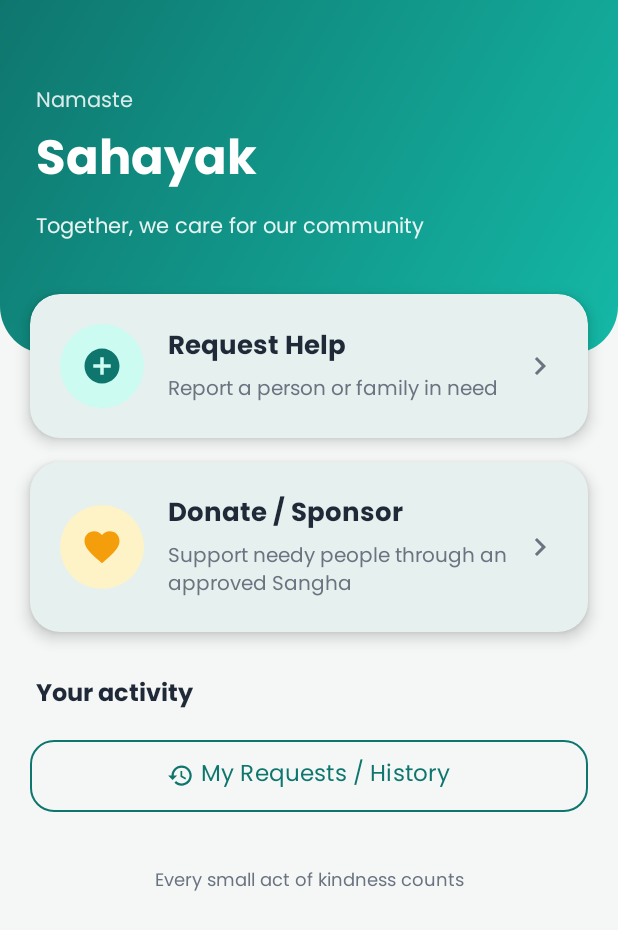
After one commit to Nidhikulal/Sahayak, an Android app: the layout activity_citizen_dashboard.xml on its own in the app's theme, with its tools: preview values and no code run, on a phone screen of 412 x 824 dp. The commit adds this screen. Shown: the top 930 px of the screen. Run offline under Robolectric (Android 15) with nearby library versions, the phone set to English and light mode, and no system bars.

Commit message:
Add green theme, Poppins font and styled citizen dashboard
added design theme

```diff
--- /dev/null
+++ b/android-app/app/src/main/res/drawable/bg_banner.xml
@@ -0,0 +1,11 @@
+<?xml version="1.0" encoding="utf-8"?>
+<shape xmlns:android="http://schemas.android.com/apk/res/android"
+    android:shape="rectangle">
+    <gradient
+        android:angle="315"
+        android:startColor="@color/sahayak_primary"
+        android:endColor="@color/sahayak_teal_bright"/>
+    <corners
+        android:bottomLeftRadius="32dp"
+        android:bottomRightRadius="32dp"/>
+</shape>
--- /dev/null
+++ b/android-app/app/src/main/res/drawable/bg_circle_accent_light.xml
@@ -0,0 +1,5 @@
+<?xml version="1.0" encoding="utf-8"?>
+<shape xmlns:android="http://schemas.android.com/apk/res/android"
+    android:shape="oval">
+    <solid android:color="@color/sahayak_accent_light"/>
+</shape>
--- /dev/null
+++ b/android-app/app/src/main/res/drawable/bg_circle_primary_light.xml
@@ -0,0 +1,5 @@
+<?xml version="1.0" encoding="utf-8"?>
+<shape xmlns:android="http://schemas.android.com/apk/res/android"
+    android:shape="oval">
+    <solid android:color="@color/sahayak_primary_light"/>
+</shape>
--- /dev/null
+++ b/android-app/app/src/main/res/drawable/ic_chevron_right.xml
@@ -0,0 +1,6 @@
+<vector xmlns:android="http://schemas.android.com/apk/res/android"
+    android:width="24dp" android:height="24dp"
+    android:viewportWidth="24" android:viewportHeight="24">
+    <path android:fillColor="#FFFFFFFF"
+        android:pathData="M10,6L8.59,7.41 13.17,12l-4.58,4.59L10,18l6,-6z"/>
+</vector>
--- /dev/null
+++ b/android-app/app/src/main/res/drawable/ic_donate.xml
@@ -0,0 +1,6 @@
+<vector xmlns:android="http://schemas.android.com/apk/res/android"
+    android:width="24dp" android:height="24dp"
+    android:viewportWidth="24" android:viewportHeight="24">
+    <path android:fillColor="#FFFFFFFF"
+        android:pathData="M12,21.35l-1.45,-1.32C5.4,15.36 2,12.28 2,8.5 2,5.42 4.42,3 7.5,3c1.74,0 3.41,0.81 4.5,2.09C13.09,3.81 14.76,3 16.5,3 19.58,3 22,5.42 22,8.5c0,3.78 -3.4,6.86 -8.55,11.54L12,21.35z"/>
+</vector>
--- /dev/null
+++ b/android-app/app/src/main/res/drawable/ic_history.xml
@@ -0,0 +1,6 @@
+<vector xmlns:android="http://schemas.android.com/apk/res/android"
+    android:width="24dp" android:height="24dp"
+    android:viewportWidth="24" android:viewportHeight="24">
+    <path android:fillColor="#FFFFFFFF"
+        android:pathData="M13,3c-4.97,0 -9,4.03 -9,9L1,12l3.89,3.89 0.07,0.14L9,12L6,12c0,-3.87 3.13,-7 7,-7s7,3.13 7,7 -3.13,7 -7,7c-1.93,0 -3.68,-0.79 -4.94,-2.06l-1.42,1.42C8.27,19.99 10.51,21 13,21c4.97,0 9,-4.03 9,-9s-4.03,-9 -9,-9zM12,8v5l4.28,2.54 0.72,-1.21 -3.5,-2.08L13.5,8L12,8z"/>
+</vector>
--- /dev/null
+++ b/android-app/app/src/main/res/drawable/ic_request_help.xml
@@ -0,0 +1,6 @@
+<vector xmlns:android="http://schemas.android.com/apk/res/android"
+    android:width="24dp" android:height="24dp"
+    android:viewportWidth="24" android:viewportHeight="24">
+    <path android:fillColor="#FFFFFFFF"
+        android:pathData="M12,2C6.48,2 2,6.48 2,12s4.48,10 10,10 10,-4.48 10,-10S17.52,2 12,2zM17,13h-4v4h-2v-4L7,13v-2h4L11,7h2v4h4v2z"/>
+</vector>
--- /dev/null
+++ b/android-app/app/src/main/res/font/poppins.xml
@@ -0,0 +1,12 @@
+<?xml version="1.0" encoding="utf-8"?>
+<font-family xmlns:android="http://schemas.android.com/apk/res/android"
+    xmlns:app="http://schemas.android.com/apk/res-auto">
+    <font android:fontStyle="normal" android:fontWeight="400" android:font="@font/poppins_regular"
+        app:fontStyle="normal" app:fontWeight="400" app:font="@font/poppins_regular"/>
+    <font android:fontStyle="normal" android:fontWeight="500" android:font="@font/poppins_medium"
+        app:fontStyle="normal" app:fontWeight="500" app:font="@font/poppins_medium"/>
+    <font android:fontStyle="normal" android:fontWeight="600" android:font="@font/poppins_semibold"
+        app:fontStyle="normal" app:fontWeight="600" app:font="@font/poppins_semibold"/>
+    <font android:fontStyle="normal" android:fontWeight="700" android:font="@font/poppins_bold"
+        app:fontStyle="normal" app:fontWeight="700" app:font="@font/poppins_bold"/>
+</font-family>
--- /dev/null
+++ b/android-app/app/src/main/res/layout/activity_citizen_dashboard.xml
@@ -0,0 +1,219 @@
+<?xml version="1.0" encoding="utf-8"?>
+<ScrollView xmlns:android="http://schemas.android.com/apk/res/android"
+    xmlns:app="http://schemas.android.com/apk/res-auto"
+    android:layout_width="match_parent"
+    android:layout_height="match_parent"
+    android:background="@color/sahayak_background"
+    android:fillViewport="true"
+    android:overScrollMode="never">
+
+    <LinearLayout
+        android:layout_width="match_parent"
+        android:layout_height="wrap_content"
+        android:orientation="vertical">
+
+        <!-- Header banner -->
+        <LinearLayout
+            android:layout_width="match_parent"
+            android:layout_height="wrap_content"
+            android:background="@drawable/bg_banner"
+            android:orientation="vertical"
+            android:paddingStart="24dp"
+            android:paddingTop="56dp"
+            android:paddingEnd="24dp"
+            android:paddingBottom="72dp">
+
+            <TextView
+                android:layout_width="wrap_content"
+                android:layout_height="wrap_content"
+                android:alpha="0.85"
+                android:text="Namaste"
+                android:textColor="@color/white"
+                android:textSize="14sp" />
+
+            <TextView
+                android:layout_width="wrap_content"
+                android:layout_height="wrap_content"
+                android:text="Sahayak"
+                android:textColor="@color/white"
+                android:textSize="32sp"
+                android:textStyle="bold" />
+
+            <TextView
+                android:layout_width="wrap_content"
+                android:layout_height="wrap_content"
+                android:layout_marginTop="4dp"
+                android:alpha="0.9"
+                android:text="Together, we care for our community"
+                android:textColor="@color/white"
+                android:textSize="14sp" />
+        </LinearLayout>
+
+        <!-- Card 1: Request Help -->
+        <com.google.android.material.card.MaterialCardView
+            android:id="@+id/cardRequestHelp"
+            android:layout_width="match_parent"
+            android:layout_height="wrap_content"
+            android:layout_marginStart="20dp"
+            android:layout_marginTop="-40dp"
+            android:layout_marginEnd="20dp"
+            android:clickable="true"
+            android:focusable="true"
+            app:cardBackgroundColor="@color/sahayak_surface"
+            app:cardCornerRadius="20dp"
+            app:cardElevation="6dp"
+            app:strokeWidth="0dp">
+
+            <LinearLayout
+                android:layout_width="match_parent"
+                android:layout_height="wrap_content"
+                android:gravity="center_vertical"
+                android:orientation="horizontal"
+                android:padding="20dp">
+
+                <ImageView
+                    android:layout_width="56dp"
+                    android:layout_height="56dp"
+                    android:background="@drawable/bg_circle_primary_light"
+                    android:importantForAccessibility="no"
+                    android:padding="14dp"
+                    android:src="@drawable/ic_request_help"
+                    app:tint="@color/sahayak_primary" />
+
+                <LinearLayout
+                    android:layout_width="0dp"
+                    android:layout_height="wrap_content"
+                    android:layout_marginStart="16dp"
+                    android:layout_weight="1"
+                    android:orientation="vertical">
+
+                    <TextView
+                        android:layout_width="wrap_content"
+                        android:layout_height="wrap_content"
+                        android:text="Request Help"
+                        android:textColor="@color/sahayak_text_primary"
+                        android:textSize="17sp"
+                        android:textStyle="bold" />
+
+                    <TextView
+                        android:layout_width="wrap_content"
+                        android:layout_height="wrap_content"
+                        android:layout_marginTop="2dp"
+                        android:text="Report a person or family in need"
+                        android:textColor="@color/sahayak_text_secondary"
+                        android:textSize="13sp" />
+                </LinearLayout>
+
+                <ImageView
+                    android:layout_width="24dp"
+                    android:layout_height="24dp"
+                    android:importantForAccessibility="no"
+                    android:src="@drawable/ic_chevron_right"
+                    app:tint="@color/sahayak_text_secondary" />
+            </LinearLayout>
+        </com.google.android.material.card.MaterialCardView>
+
+        <!-- Card 2: Donate / Sponsor -->
+        <com.google.android.material.card.MaterialCardView
+            android:id="@+id/cardDonate"
+            android:layout_width="match_parent"
+            android:layout_height="wrap_content"
+            android:layout_marginStart="20dp"
+            android:layout_marginTop="16dp"
+            android:layout_marginEnd="20dp"
+            android:clickable="true"
+            android:focusable="true"
+            app:cardBackgroundColor="@color/sahayak_surface"
+            app:cardCornerRadius="20dp"
+            app:cardElevation="6dp"
+            app:strokeWidth="0dp">
+
+            <LinearLayout
+                android:layout_width="match_parent"
+                android:layout_height="wrap_content"
+                android:gravity="center_vertical"
+                android:orientation="horizontal"
+                android:padding="20dp">
+
+                <ImageView
+                    android:layout_width="56dp"
+                    android:layout_height="56dp"
+                    android:background="@drawable/bg_circle_accent_light"
+                    android:importantForAccessibility="no"
+                    android:padding="14dp"
+                    android:src="@drawable/ic_donate"
+                    app:tint="@color/sahayak_accent" />
+
+                <LinearLayout
+                    android:layout_width="0dp"
+                    android:layout_height="wrap_content"
+                    android:layout_marginStart="16dp"
+                    android:layout_weight="1"
+                    android:orientation="vertical">
+
+                    <TextView
+                        android:layout_width="wrap_content"
+                        android:layout_height="wrap_content"
+                        android:text="Donate / Sponsor"
+                        android:textColor="@color/sahayak_text_primary"
+                        android:textSize="17sp"
+                        android:textStyle="bold" />
+
+                    <TextView
+                        android:layout_width="wrap_content"
+                        android:layout_height="wrap_content"
+                        android:layout_marginTop="2dp"
+                        android:text="Support needy people through an approved Sangha"
+                        android:textColor="@color/sahayak_text_secondary"
+                        android:textSize="13sp" />
+                </LinearLayout>
+
+                <ImageView
+                    android:layout_width="24dp"
+                    android:layout_height="24dp"
+                    android:importantForAccessibility="no"
+                    android:src="@drawable/ic_chevron_right"
+                    app:tint="@color/sahayak_text_secondary" />
+            </LinearLayout>
+        </com.google.android.material.card.MaterialCardView>
+
+        <TextView
+            android:layout_width="wrap_content"
+            android:layout_height="wrap_content"
+            android:layout_marginStart="24dp"
+            android:layout_marginTop="28dp"
+            android:text="Your activity"
+            android:textColor="@color/sahayak_text_primary"
+            android:textSize="16sp"
+            android:textStyle="bold" />
+
+        <com.google.android.material.button.MaterialButton
+            android:id="@+id/btnMyRequests"
+            style="@style/Widget.Material3.Button.OutlinedButton"
+            android:layout_width="match_parent"
+            android:layout_height="56dp"
+            android:layout_marginStart="20dp"
+            android:layout_marginTop="12dp"
+            android:layout_marginEnd="20dp"
+            android:fontFamily="@font/poppins"
+            android:text="My Requests / History"
+            android:textAllCaps="false"
+            android:textColor="@color/sahayak_primary"
+            android:textSize="15sp"
+            app:cornerRadius="16dp"
+            app:icon="@drawable/ic_history"
+            app:iconGravity="textStart"
+            app:iconTint="@color/sahayak_primary"
+            app:strokeColor="@color/sahayak_primary" />
+
+        <TextView
+            android:layout_width="match_parent"
+            android:layout_height="wrap_content"
+            android:layout_marginTop="32dp"
+            android:layout_marginBottom="24dp"
+            android:gravity="center"
+            android:text="Every small act of kindness counts"
+            android:textColor="@color/sahayak_text_secondary"
+            android:textSize="12sp" />
+    </LinearLayout>
+</ScrollView>
--- a/android-app/app/src/main/res/values-night/themes.xml
+++ /dev/null
@@ -1,7 +0,0 @@
-<resources xmlns:tools="http://schemas.android.com/tools">
-    <!-- Base application theme. -->
-    <style name="Base.Theme.Sahayak" parent="Theme.Material3.DayNight.NoActionBar">
-        <!-- Customize your dark theme here. -->
-        <!-- <item name="colorPrimary">@color/my_dark_primary</item> -->
-    </style>
-</resources>
--- a/android-app/app/src/main/res/values/colors.xml
+++ b/android-app/app/src/main/res/values/colors.xml
@@ -2,4 +2,15 @@
 <resources>
     <color name="black">#FF000000</color>
     <color name="white">#FFFFFFFF</color>
+
+    <color name="sahayak_primary">#0F766E</color>
+    <color name="sahayak_primary_dark">#115E59</color>
+    <color name="sahayak_teal_bright">#14B8A6</color>
+    <color name="sahayak_primary_light">#CCFBF1</color>
+    <color name="sahayak_accent">#F59E0B</color>
+    <color name="sahayak_accent_light">#FEF3C7</color>
+    <color name="sahayak_background">#F4F7F6</color>
+    <color name="sahayak_surface">#FFFFFF</color>
+    <color name="sahayak_text_primary">#1F2937</color>
+    <color name="sahayak_text_secondary">#6B7280</color>
 </resources>
--- a/android-app/app/src/main/res/values/themes.xml
+++ b/android-app/app/src/main/res/values/themes.xml
@@ -1,8 +1,18 @@
 <resources xmlns:tools="http://schemas.android.com/tools">
-    <!-- Base application theme. -->
-    <style name="Base.Theme.Sahayak" parent="Theme.Material3.DayNight.NoActionBar">
-        <!-- Customize your light theme here. -->
-        <!-- <item name="colorPrimary">@color/my_light_primary</item> -->
+    <style name="Base.Theme.Sahayak" parent="Theme.Material3.Light.NoActionBar">
+        <item name="colorPrimary">@color/sahayak_primary</item>
+        <item name="colorOnPrimary">@color/white</item>
+        <item name="colorPrimaryContainer">@color/sahayak_primary_light</item>
+        <item name="colorOnPrimaryContainer">@color/sahayak_primary_dark</item>
+        <item name="colorSecondary">@color/sahayak_accent</item>
+        <item name="colorOnSecondary">@color/white</item>
+        <item name="android:colorBackground">@color/sahayak_background</item>
+        <item name="colorSurface">@color/sahayak_surface</item>
+        <item name="colorOnSurface">@color/sahayak_text_primary</item>
+        <item name="android:statusBarColor">@color/sahayak_primary</item>
+        <item name="android:windowLightStatusBar">false</item>
+        <item name="android:fontFamily">@font/poppins</item>
+        <item name="fontFamily">@font/poppins</item>
     </style>
 
     <style name="Theme.Sahayak" parent="Base.Theme.Sahayak" />
```
Also changed, not shown: android-app/app/src/main/res/font/poppins_bold.ttf (added), android-app/app/src/main/res/font/poppins_medium.ttf (added), android-app/app/src/main/res/font/poppins_regular.ttf (added), android-app/app/src/main/res/font/poppins_semibold.ttf (added).
